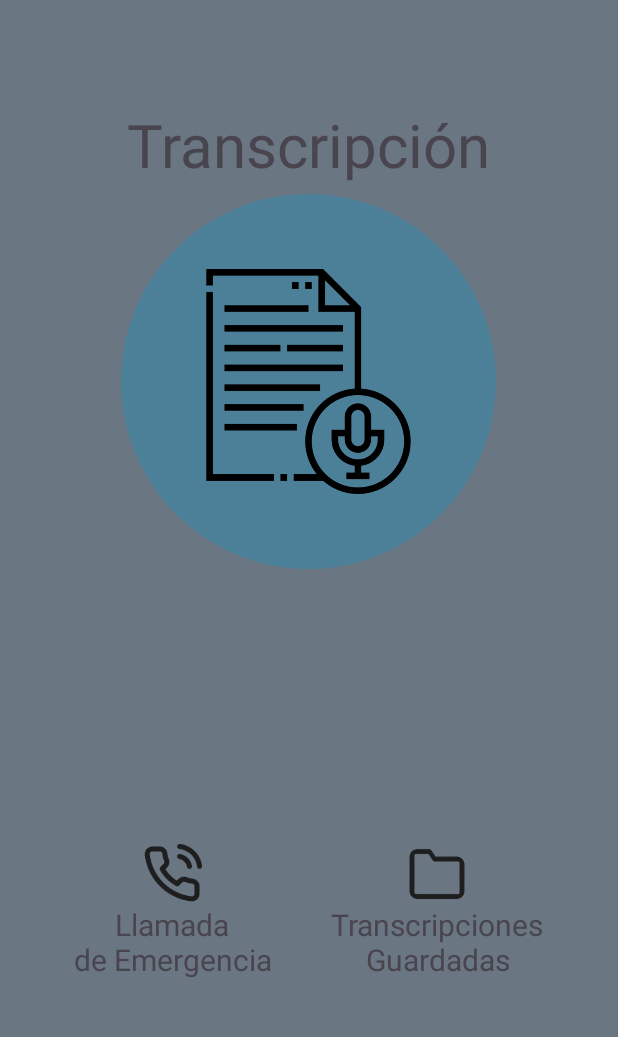
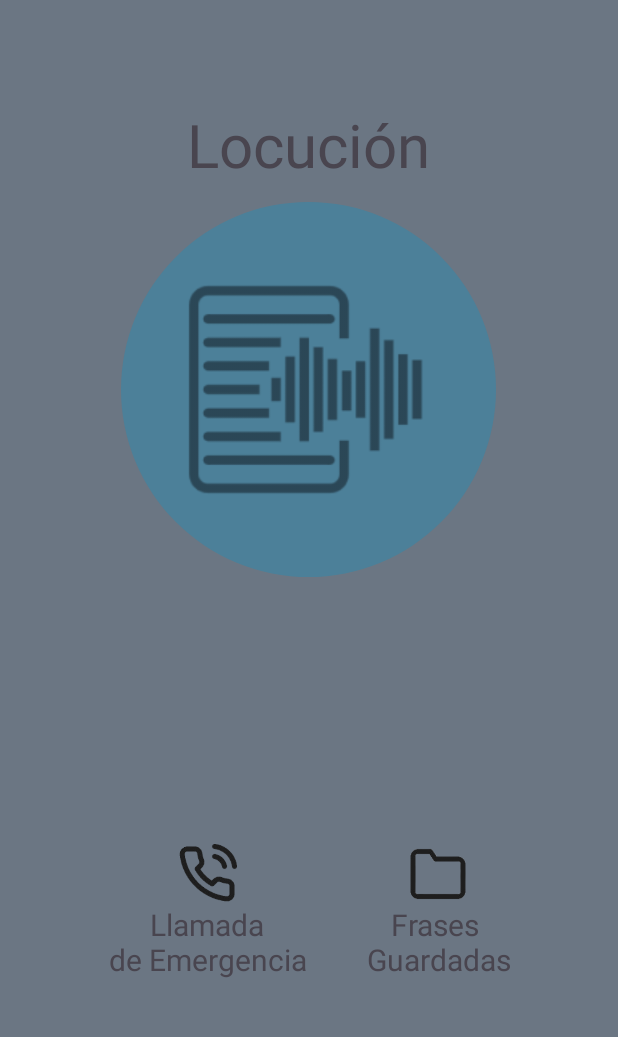
Before and after one commit to SandroCJ210/AudioHelp, an Android app: the layout locution_main.xml on its own in the app's theme, with its tools: preview values and no code run, on a phone screen of 412 x 824 dp, the part 196-1233 px from its top. Run offline under Robolectric (Android 15) with nearby library versions, the phone set to English and light mode, and no system bars.

Commit message:
Agregue los layouts de trancripciones guardadas y locucion main

```diff
--- a/app/src/main/res/layout/transcription_main.xml
+++ b/app/src/main/res/layout/locution_main.xml
@@ -55,7 +55,7 @@
         android:layout_marginTop="200dp"
         android:autoText="true"
         android:background="#0049454F"
-        android:text="Transcripción" />
+        android:text="Locución" />
 
 
     <!-- Botón de transcripción (icono grande en el centro) -->
@@ -64,11 +64,11 @@
         android:layout_width="250dp"
         android:layout_height="250dp"
         android:layout_centerHorizontal="true"
-        android:layout_marginTop="260dp"
+        android:layout_marginTop="265dp"
         android:background="@drawable/boton_circular"
-        android:src="@drawable/ic_transcription"
+        android:src="@drawable/transcribir_audio_texto"
         android:scaleType="centerInside"
-        android:padding="50dp"/>
+        android:padding="0dp"/>
 
     <!-- Opciones inferiores: Llamada de emergencia y Transcripciones guardadas -->
     <LinearLayout
@@ -119,7 +119,7 @@
 
             <TextView
                 style="@style/Letra_Pequena"
-                android:text="Transcripciones\nGuardadas"
+                android:text="Frases \nGuardadas"
                 android:gravity="center" />
         </LinearLayout>
     </LinearLayout>
```
Also changed, not shown: app/src/main/res/layout/transcripcion_guardada.xml (added, +88 -0 lines), app/src/main/res/drawable/ic_more_option.png (added), app/src/main/res/drawable/transcribir_audio_texto.png (added), app/src/main/res/layout/locution_main_2.xml (renamed from app/src/main/res/layout/locution.xml).
